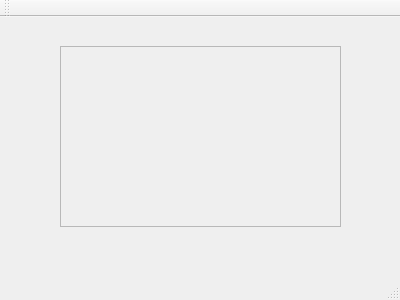
leafo/itchio-app-old, file gameswindow.ui: the form before one commit.
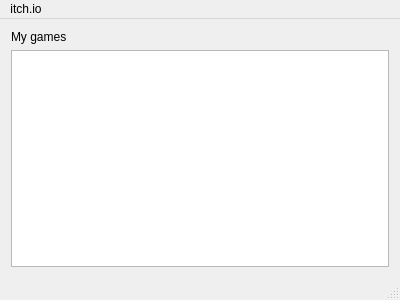
The form after the commit.

Commit message: render game results in a string list view

What changed in the file:
```diff
--- a/gameswindow.ui
+++ b/gameswindow.ui
@@ -14,29 +14,18 @@
    <string>GamesWindow</string>
   </property>
   <widget class="QWidget" name="centralWidget">
-   <widget class="QScrollArea" name="gamesScrolling">
-    <property name="geometry">
-     <rect>
-      <x>60</x>
-      <y>29</y>
-      <width>281</width>
-      <height>181</height>
-     </rect>
-    </property>
-    <property name="widgetResizable">
-     <bool>true</bool>
-    </property>
-    <widget class="QWidget" name="scrollAreaWidgetContents">
-     <property name="geometry">
-      <rect>
-       <x>0</x>
-       <y>0</y>
-       <width>279</width>
-       <height>179</height>
-      </rect>
-     </property>
-    </widget>
-   </widget>
+   <layout class="QVBoxLayout" name="verticalLayout">
+    <item>
+     <widget class="QLabel" name="label">
+      <property name="text">
+       <string>My games</string>
+      </property>
+     </widget>
+    </item>
+    <item>
+     <widget class="QListView" name="gameListView"/>
+    </item>
+   </layout>
   </widget>
   <widget class="QMenuBar" name="menuBar">
    <property name="geometry">
@@ -47,14 +36,14 @@
      <height>19</height>
     </rect>
    </property>
-  </widget>
-  <widget class="QToolBar" name="mainToolBar">
-   <attribute name="toolBarArea">
-    <enum>TopToolBarArea</enum>
-   </attribute>
-   <attribute name="toolBarBreak">
-    <bool>false</bool>
-   </attribute>
+   <widget class="QMenu" name="menuItch_io">
+    <property name="title">
+     <string>itch.io</string>
+    </property>
+    <addaction name="actionRefresh"/>
+    <addaction name="actionQuit"/>
+   </widget>
+   <addaction name="menuItch_io"/>
   </widget>
   <widget class="QStatusBar" name="statusBar"/>
  </widget>
```
Left out of the diff: 13 changed lines with no effect on the pictures. The commit also changes 2 other files.
